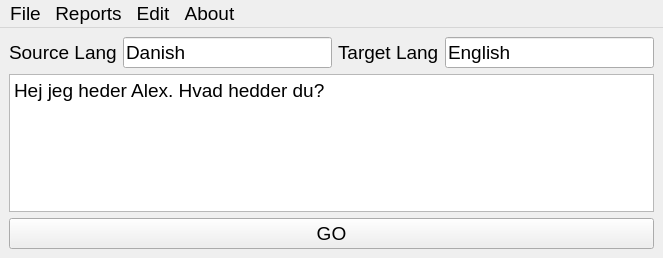
Before: the Qt Designer form mainwindow.ui in hytromo/immersion, drawn with Qt 5.
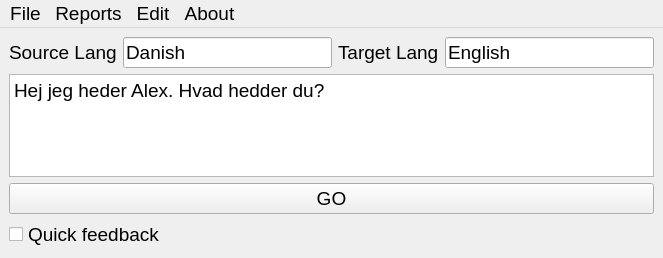
After: the same form once the commit is applied.

Commit message: Add quick feedback dialog (#7)

Diff of the .ui file:
```diff
--- a/mainwindow.ui
+++ b/mainwindow.ui
@@ -75,6 +75,13 @@
         </property>
        </widget>
       </item>
+      <item>
+       <widget class="QCheckBox" name="quickFeedbackCheckBox">
+        <property name="text">
+         <string>Quick feedback</string>
+        </property>
+       </widget>
+      </item>
      </layout>
     </item>
    </layout>
```
Left out of the diff: 12 changed lines with no effect on the pictures. The commit also changes 9 other files.
